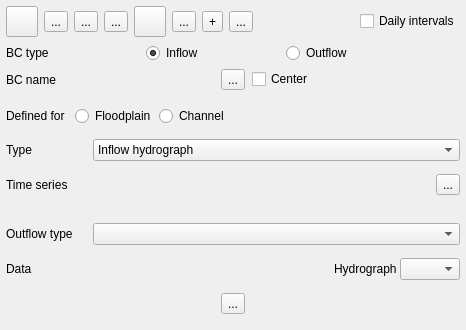
FLO-2DSoftware/qgis-flo-2d-plugin, file flo2d/ui/bc_editor.ui: the form before one commit.
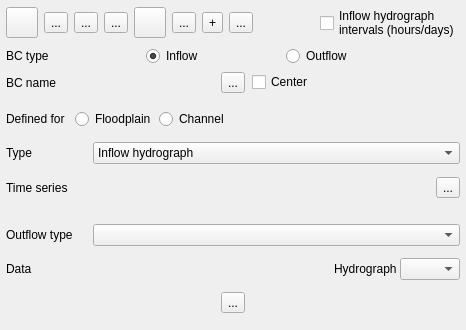
The form after the commit. Icons and pictures are not drawn.

```diff
--- a/flo2d/ui/bc_editor.ui
+++ b/flo2d/ui/bc_editor.ui
@@ -210,10 +210,14 @@
      <item>
       <widget class="QCheckBox" name="interval_ckbx">
        <property name="toolTip">
-        <string>Hourly intervals if unchecked</string>
+        <string>&lt;html&gt;&lt;head/&gt;&lt;body&gt;&lt;p&gt;Daily if checked&lt;br/&gt;Hourly if unchecked&lt;/p&gt;&lt;/body&gt;&lt;/html&gt;</string>
+       </property>
+       <property name="layoutDirection">
+        <enum>Qt::LeftToRight</enum>
        </property>
        <property name="text">
-        <string>Daily intervals</string>
+        <string>Inflow hydrograph
+intervals (hours/days)</string>
        </property>
       </widget>
      </item>
```
